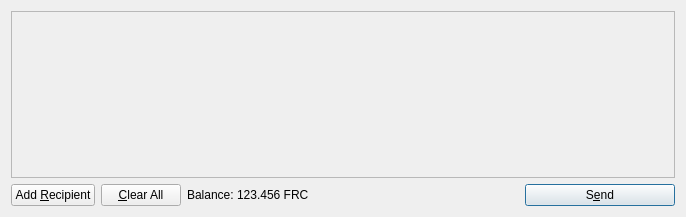
Above: src/qt/forms/sendcoinsdialog.ui from ApplebyCoin/ApplebyCoin before the change. Below: the same form after it.
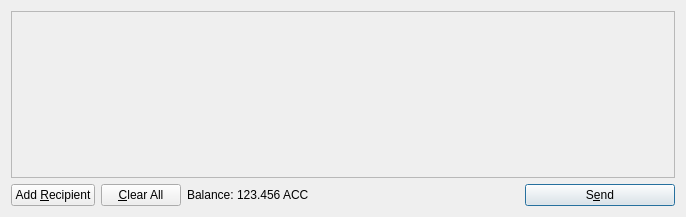
That is the form after the change. Icons and pictures are not drawn.

The edit to the form file:
```diff
--- a/src/qt/forms/sendcoinsdialog.ui
+++ b/src/qt/forms/sendcoinsdialog.ui
@@ -119,7 +119,7 @@
           <cursorShape>IBeamCursor</cursorShape>
          </property>
          <property name="text">
-          <string>123.456 FRC</string>
+          <string>123.456 ACC</string>
          </property>
          <property name="textInteractionFlags">
           <set>Qt::LinksAccessibleByMouse|Qt::TextSelectableByKeyboard|Qt::TextSelectableByMouse</set>
```
Left out of the diff: 8 changed lines with no effect on the pictures.
